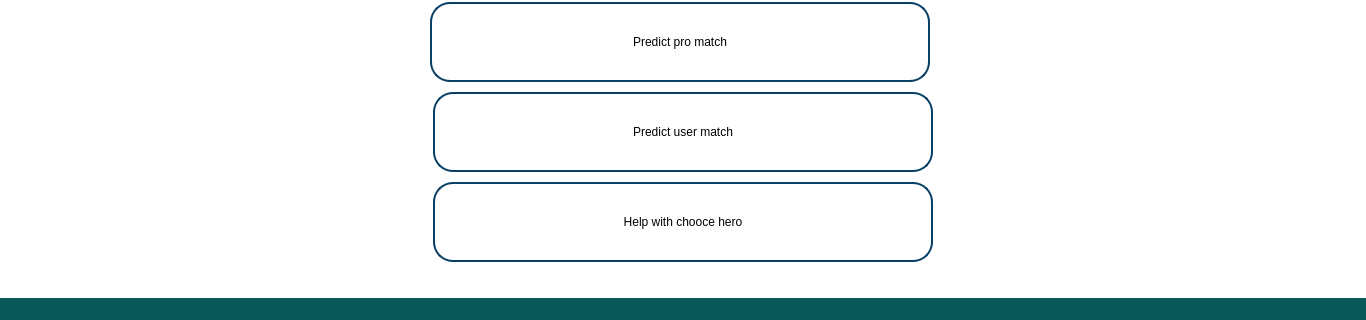
Old version of the form C++GUI/Oracle/mainwindow.ui in the repository epsinenta/The-dota2-predictor; both pictures show x 0 to 1366 and y 448 to 768 of the 1366 by 768 pixel window.
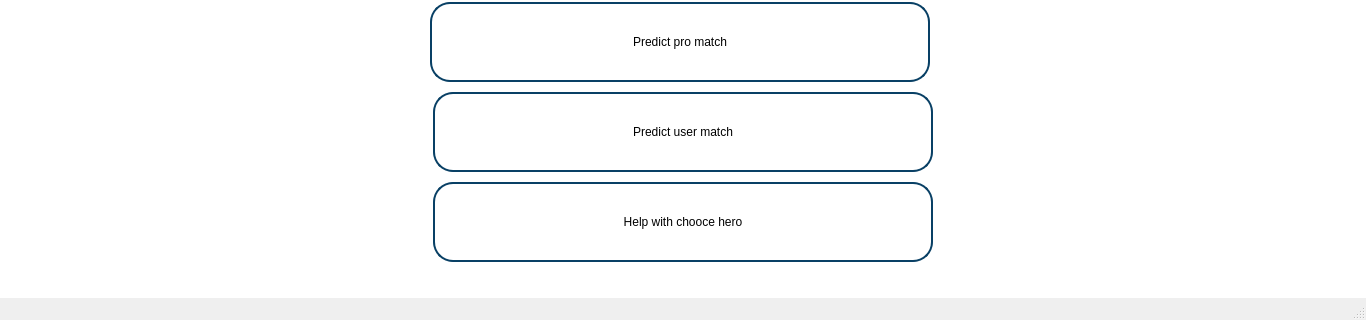
New version of the form.

Patch:
```diff
--- a/C++GUI/Oracle/mainwindow.ui
+++ b/C++GUI/Oracle/mainwindow.ui
@@ -17,7 +17,7 @@
    <string>MainWindow</string>
   </property>
   <property name="styleSheet">
-   <string notr="true">background-color: rgb(10, 88, 90);</string>
+   <string notr="true"/>
   </property>
   <widget class="QWidget" name="centralwidget">
    <property name="styleSheet">
```
Left out of the diff: 2 changed lines with no effect on the pictures.
